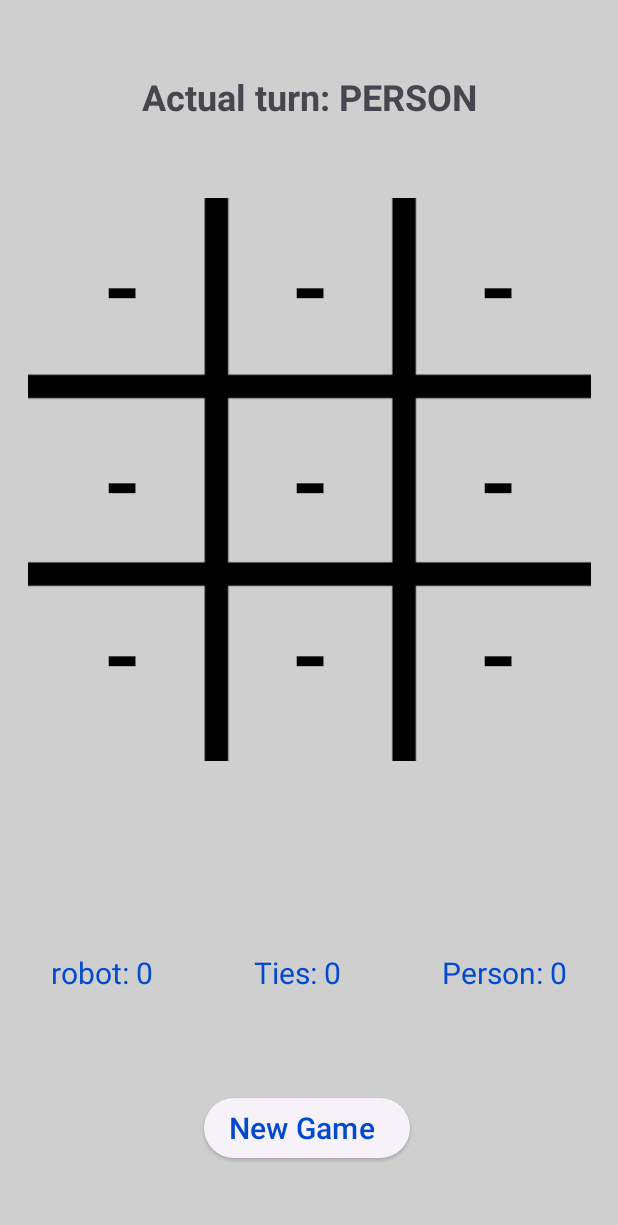
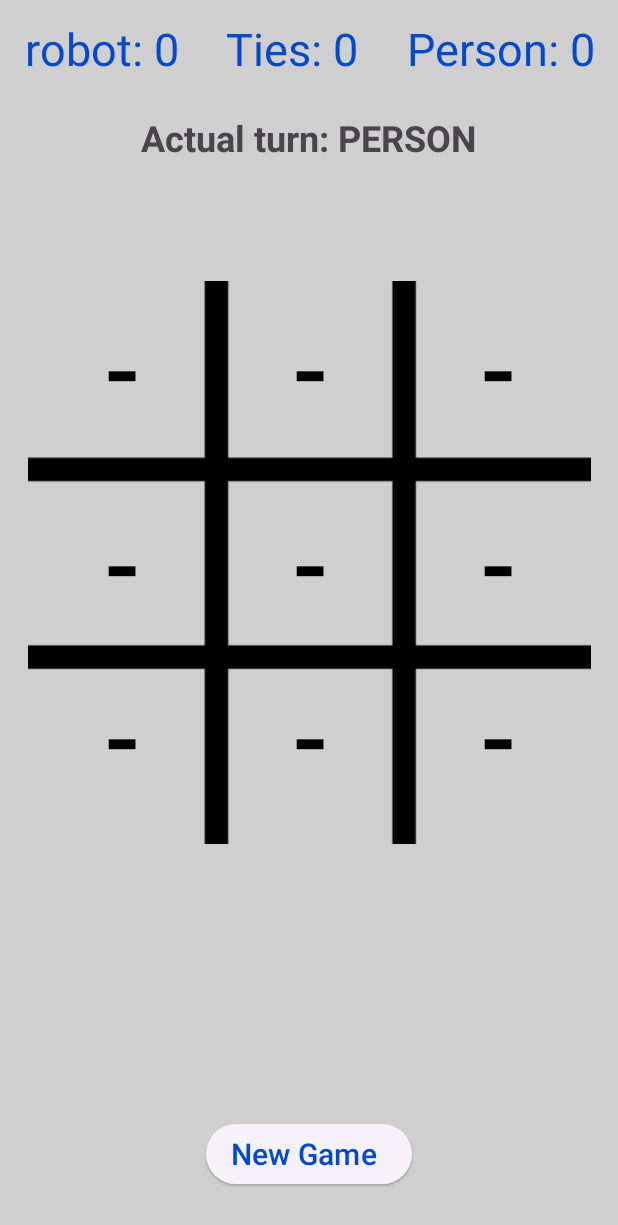
Before and after one commit to JuanRangelUN/Desarrollo-de-aplicaciones-para-dispositivos-moviles-jrangel, an Android app: the screen it shows after launch (TicTacToeActivity), on a phone screen of 412 x 824 dp. Shown: the top 1225 px of the screen. Run offline under Robolectric (Android 15) with nearby library versions, the phone set to English and light mode, and no system bars.

Commit message:
Reto3 finalizado

```diff
--- a/reto3/TicTacToe/app/src/main/res/layout/activity_tic_tac_toe.xml
+++ b/reto3/TicTacToe/app/src/main/res/layout/activity_tic_tac_toe.xml
@@ -137,31 +137,29 @@
 
     <TextView
         android:id="@+id/game_status"
-        android:layout_width="wrap_content"
+        android:layout_width="82dp"
         android:layout_height="wrap_content"
         android:gravity="center"
         android:text="TextView"
         android:textAppearance="@style/TextAppearance.AppCompat.Body1"
         android:textSize="20sp"
         android:textStyle="bold|italic"
-        app:layout_constraintBottom_toTopOf="@+id/linearLayout"
+        app:layout_constraintBottom_toTopOf="@+id/new_game"
         app:layout_constraintEnd_toEndOf="parent"
-        app:layout_constraintHorizontal_bias="0.5"
+        app:layout_constraintHorizontal_bias="0.498"
         app:layout_constraintStart_toStartOf="parent"
-        app:layout_constraintTop_toBottomOf="@+id/frameLayout"
-        app:layout_constraintVertical_bias="0.5" />
+        app:layout_constraintTop_toBottomOf="@+id/frameLayout" />
 
     <LinearLayout
         android:id="@+id/linearLayout"
-        android:layout_width="411dp"
         android:layout_height="46dp"
-        android:orientation="horizontal"
-        app:layout_constraintBottom_toTopOf="@+id/new_game"
+        android:layout_width="match_parent"
+        android:layout_marginBottom="5dp"
+        app:layout_constraintBottom_toTopOf="@+id/turn"
         app:layout_constraintEnd_toEndOf="parent"
         app:layout_constraintHorizontal_bias="0.0"
         app:layout_constraintStart_toStartOf="parent"
-        app:layout_constraintTop_toBottomOf="@+id/game_status"
-        app:layout_constraintVertical_bias="0.5">
+        app:layout_constraintTop_toTopOf="parent">
 
         <TextView
             android:id="@+id/o_wins"
@@ -171,7 +169,7 @@
             android:gravity="center"
             android:text="TextView"
             android:textColor="#0149D0"
-            android:textSize="20sp" />
+            android:textSize="30sp" />
 
         <TextView
             android:id="@+id/ties"
@@ -181,7 +179,7 @@
             android:gravity="center"
             android:text="TextView"
             android:textColor="#0149D0"
-            android:textSize="20sp" />
+            android:textSize="30sp" />
 
         <TextView
             android:id="@+id/x_wins"
@@ -191,7 +189,7 @@
             android:gravity="center"
             android:text="TextView"
             android:textColor="#0149D0"
-            android:textSize="20sp" />
+            android:textSize="30sp" />
     </LinearLayout>
 
     <Button
@@ -199,8 +197,6 @@
         style="@style/Widget.Material3.Button.ElevatedButton.Icon"
         android:layout_width="wrap_content"
         android:layout_height="wrap_content"
-        android:layout_marginStart="136dp"
-        android:layout_marginLeft="136dp"
         android:text="New Game"
         android:textColor="#0149D0"
         android:textColorHighlight="#FF9800"
@@ -208,9 +204,10 @@
         android:textSize="20sp"
         app:iconTint="#89767D"
         app:layout_constraintBottom_toBottomOf="parent"
+        app:layout_constraintEnd_toEndOf="parent"
         app:layout_constraintStart_toStartOf="parent"
         app:layout_constraintTop_toBottomOf="@+id/linearLayout"
-        app:layout_constraintVertical_bias="0.5"
+        app:layout_constraintVertical_bias="0.957"
         app:strokeColor="#D7CFCF" />
 
     <TextView
@@ -223,7 +220,7 @@
         android:textStyle="bold"
         app:layout_constraintBottom_toTopOf="@+id/frameLayout"
         app:layout_constraintEnd_toEndOf="parent"
-        app:layout_constraintHorizontal_bias="0.5"
+        app:layout_constraintHorizontal_bias="0.498"
         app:layout_constraintStart_toStartOf="parent"
         app:layout_constraintTop_toTopOf="parent"
         app:layout_constraintVertical_bias="0.5" />
```
Also changed, not shown: reto3/TicTacToe/app/src/main/java/co/edu/unal/tic_tac_toe/TicTacToeActivity.kt (+32 -12 lines).
